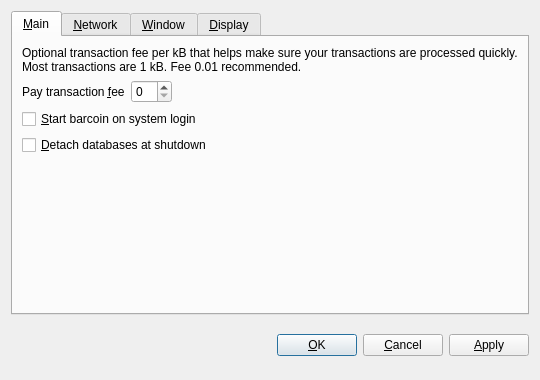
The window that src/qt/forms/optionsdialog.ui (andymai/gracenote-coin) describes before a commit, drawn with Qt 5.
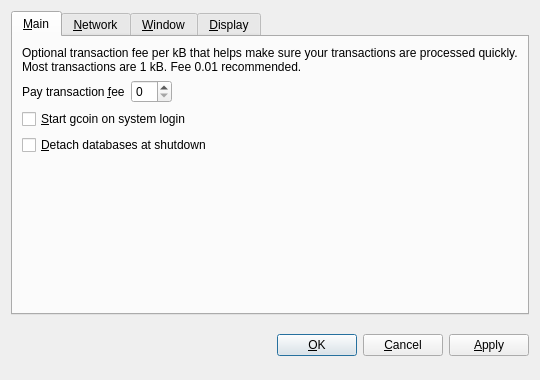
The same window after the commit. The open tabs and pages were chosen to show the change. Custom widgets are drawn as their Qt base class.

```diff
--- a/src/qt/forms/optionsdialog.ui
+++ b/src/qt/forms/optionsdialog.ui
@@ -82,7 +82,7 @@
           <string>Automatically start barcoin after logging in to the system.</string>
          </property>
          <property name="text">
-          <string>&amp;Start barcoin on system login</string>
+          <string>&amp;Start gcoin on system login</string>
          </property>
         </widget>
        </item>
```
Left out of the diff: 10 changed lines with no effect on the pictures.
